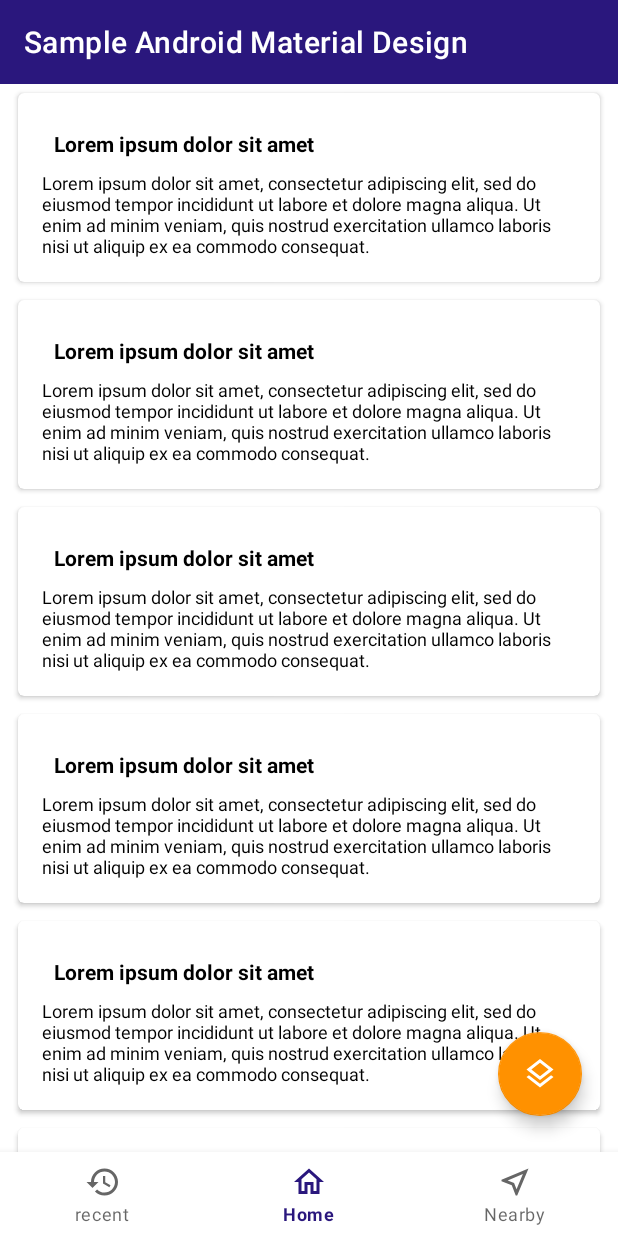
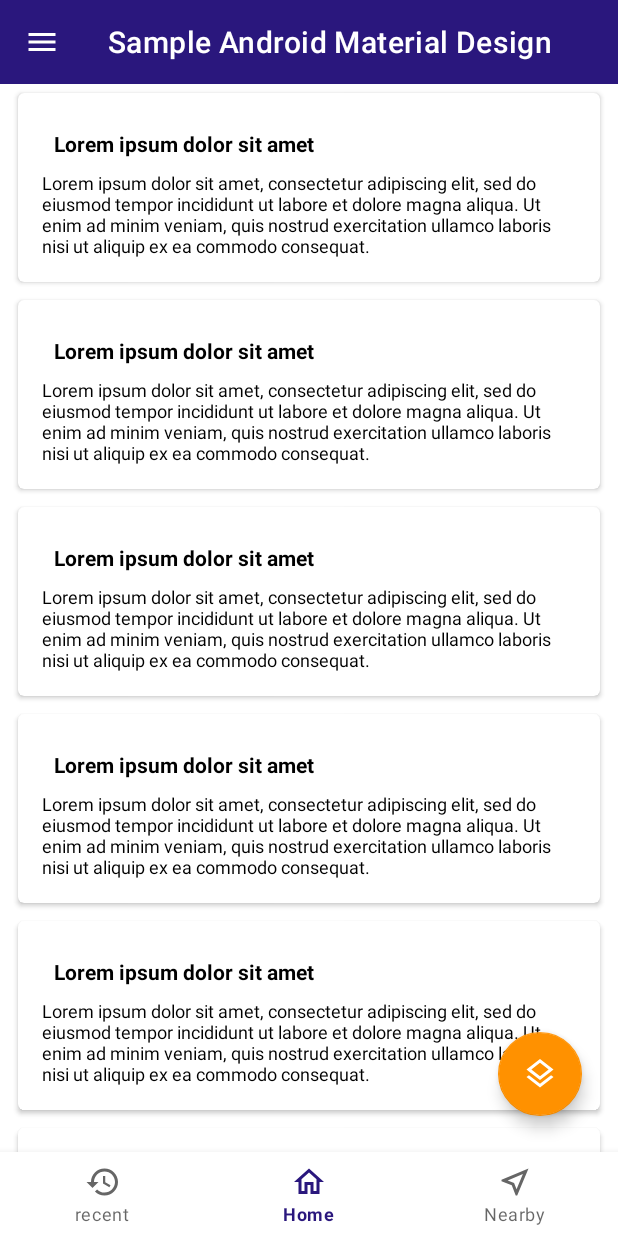
Before and after one commit to Morteza-QN/sample-android-material-design, an Android app: the screen it shows after launch (MainActivity), on a phone screen of 412 x 824 dp. Run offline under Robolectric (Android 15) with nearby library versions, the phone set to English and light mode, and no system bars.

Commit message:
drawerToggle added

```diff
--- a/app/src/main/java/com/example/sampleandroidmaterialdesign/MainFragment.java
+++ b/app/src/main/java/com/example/sampleandroidmaterialdesign/MainFragment.java
@@ -3,18 +3,23 @@ package com.example.sampleandroidmaterialdesign;
 import android.os.Bundle;
 import android.util.Log;
 import android.view.LayoutInflater;
+import android.view.MenuItem;
 import android.view.View;
 import android.view.ViewGroup;
+import android.widget.TextView;
 
 import androidx.annotation.NonNull;
 import androidx.annotation.Nullable;
+import androidx.appcompat.app.ActionBarDrawerToggle;
 import androidx.appcompat.app.AppCompatActivity;
 import androidx.appcompat.widget.Toolbar;
+import androidx.drawerlayout.widget.DrawerLayout;
 import androidx.fragment.app.Fragment;
 import androidx.fragment.app.FragmentTransaction;
 
 import com.google.android.material.card.MaterialCardView;
 import com.google.android.material.floatingactionbutton.FloatingActionButton;
+import com.google.android.material.navigation.NavigationView;
 import com.google.android.material.snackbar.Snackbar;
 
 public class MainFragment extends Fragment {
@@ -30,10 +35,17 @@ public class MainFragment extends Fragment {
     public void onViewCreated(@NonNull View view, @Nullable Bundle savedInstanceState) {
         super.onViewCreated(view, savedInstanceState);
 
-        Toolbar           toolbar           = view.findViewById(R.id.tb_main);
+        Toolbar toolbar = view.findViewById(R.id.tb_main);
+        toolbar.setNavigationIcon(R.drawable.ic_menu_white_24dp);
         AppCompatActivity appCompatActivity = (AppCompatActivity) getActivity();
         appCompatActivity.setSupportActionBar(toolbar);
         //set toolbar in fragment
+
+        DrawerLayout drawerLayout = view.findViewById(R.id.drawerLayout_main);
+        ActionBarDrawerToggle actionBarDrawerToggle =
+                new ActionBarDrawerToggle(getActivity(), drawerLayout, toolbar, R.string.open_drawer, R.string.close_drawer);
+        drawerLayout.addDrawerListener(actionBarDrawerToggle);
+        //set toolbar navigationIcon for drawerToggle and active action
 
         final MaterialCardView materialCardView = view.findViewById(R.id.card_main_text);
         materialCardView.setChecked(true);
@@ -61,6 +73,30 @@ public class MainFragment extends Fragment {
                         }).show();
             }
         });
+        NavigationView navigationView = view.findViewById(R.id.navigationView_main);
+        navigationView.setNavigationItemSelectedListener(new NavigationView.OnNavigationItemSelectedListener() {
+            @Override
+            public boolean onNavigationItemSelected(@NonNull MenuItem item) {
+                FragmentTransaction transaction = getFragmentManager().beginTransaction();
+                switch (item.getItemId()) {
+                    case R.id.menuItem_home:
+                        transaction.replace(R.id.frame_main_fragmentContainer, new MainFragment());
+                        break;
+                    case R.id.menuItem_recent:
+                        transaction.replace(R.id.frame_main_fragmentContainer, new RecentFragment());
+                        break;
+                    case R.id.menuItem_nearby:
+                        transaction.replace(R.id.frame_main_fragmentContainer, new NearbyFragment());
+                        break;
+                }
+                transaction.commit();
+                return false;
+            }
+        });
+        View     headerView = navigationView.getHeaderView(0);
+        TextView textView   = headerView.findViewById(R.id.tv_navigationView_header);
+        textView.setText("header view");
+
     }
 
     /*@Override
--- a/app/src/main/res/layout/fragment_main.xml
+++ b/app/src/main/res/layout/fragment_main.xml
@@ -1,7 +1,12 @@
 <?xml version="1.0" encoding="utf-8"?>
-<androidx.coordinatorlayout.widget.CoordinatorLayout
+<androidx.drawerlayout.widget.DrawerLayout
+    android:id="@+id/drawerLayout_main"
     xmlns:android="http://schemas.android.com/apk/res/android"
     xmlns:app="http://schemas.android.com/apk/res-auto"
+    android:layout_width="match_parent"
+    android:layout_height="match_parent">
+
+    <androidx.coordinatorlayout.widget.CoordinatorLayout
         android:layout_width="match_parent"
         android:layout_height="match_parent">
 
@@ -66,9 +71,21 @@
             android:layout_height="wrap_content"
             android:layout_gravity="bottom|end"
             android:layout_margin="24dp"
+
             app:fabSize="normal"
             app:srcCompat="@drawable/ic_layers_24dp"
             />
         <!--for used srcCompat should added
             vectorDrawables.useSupportLibrary = true in gradle    -->
+
     </androidx.coordinatorlayout.widget.CoordinatorLayout>
+
+    <com.google.android.material.navigation.NavigationView
+        android:id="@+id/navigationView_main"
+        android:layout_width="wrap_content"
+        android:layout_height="match_parent"
+        android:layout_gravity="start"
+        app:headerLayout="@layout/navigation_view_header"
+        app:menu="@menu/menu_main" />
+
+</androidx.drawerlayout.widget.DrawerLayout>
```
Lines whose indentation alone changed are shown as unchanged.
